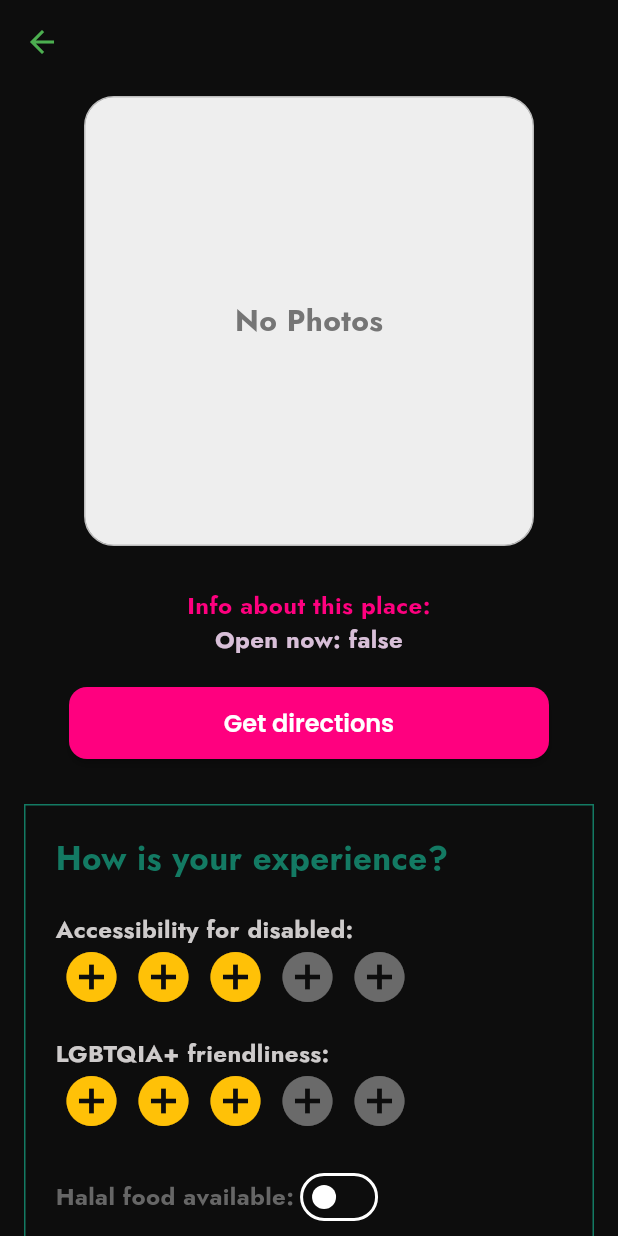
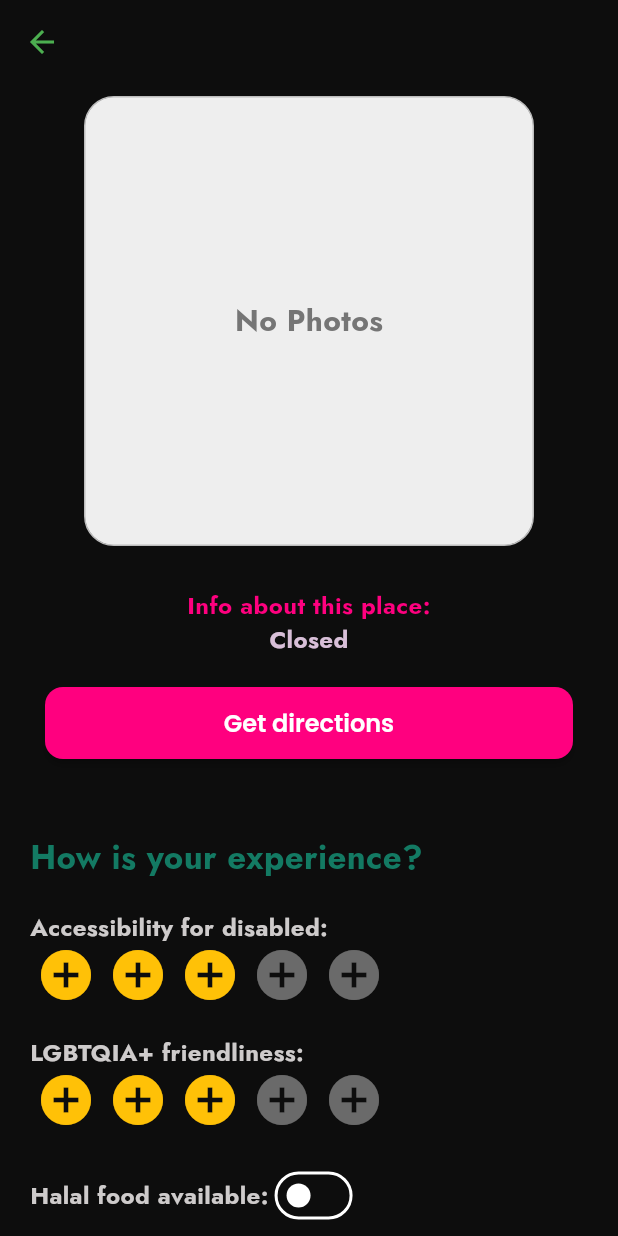
Before and after one commit to mc-ondros/we-all-belong, a Flutter app: the PreviewVenue screen opened directly with empty values, after a tap on "Get directions", on a phone screen of 412 x 824 dp. Run offline on Flutter 3.47's test engine with Material 3 defaults, Android fonts, the light colour scheme and no system bars; drawn by our look-alikes of flutter_rating_bar; our stand-ins replace cached_network_image, cloud_firestore, firebase_auth, firebase_core, firebase_storage, flutter_map and 9 more; missing offline and left inert: maps_launcher, safe_text; accounts and stored records are empty; network calls fail.

Commit message:
preview venue changes

```diff
--- a/we_all_belong/lib/features/preview_venue/preview_venue.dart
+++ b/we_all_belong/lib/features/preview_venue/preview_venue.dart
@@ -35,14 +35,37 @@ final PreviewVenueController previewVenueController = Get.put(PreviewVenueContro
 class _PreviewVenueState extends State<PreviewVenue> {
   late Future<List<ReviewModel>> _reviewsFuture;
   double _imageOpacity = 1.0;
+  double _appBarOpacity = 1.0;
+  ScrollController _scrollController = ScrollController();
+
+
   @override
   void initState() {
     super.initState();
     _reviewsFuture = PreviewVenueApi().fetchReviews(widget.id ?? '');
+    _scrollController.addListener(_scrollListener);
+  }
+  void _scrollListener() {
+    if (_scrollController.offset > 50) {
+      setState(() {
+        _appBarOpacity = 0.0;
+      });
+    } else {
+      setState(() {
+        _appBarOpacity = 1.0;
+      });
+    }
+  }
+  @override
+  void dispose() {
+    _scrollController.removeListener(_scrollListener);
+    _scrollController.dispose();
+    super.dispose();
   }
   void _onScroll(double offset){
     setState(() {
-      _imageOpacity = (1 - (offset - 200)).clamp(0.0, 1.0);
+      _imageOpacity = (1 - (offset - 300)).clamp(0.0, 1.0);
+      _appBarOpacity = (1 - (offset / 100)).clamp(0.0, 1.0);
     });
   }
 
@@ -50,7 +73,12 @@ class _PreviewVenueState extends State<PreviewVenue> {
   Widget build(BuildContext context) {
     return Scaffold(
       backgroundColor: GenericColors.background,
-      appBar: AppBar(
+      appBar: PreferredSize(
+        preferredSize: const Size.fromHeight(kToolbarHeight),
+        child: AnimatedOpacity(
+          opacity: _appBarOpacity,
+          duration: const Duration(milliseconds: 200),
+          child: AppBar(
             backgroundColor: Colors.transparent,
             elevation: 0,
             title: Text(
@@ -58,7 +86,7 @@ class _PreviewVenueState extends State<PreviewVenue> {
               style: GoogleFonts.jost(
                 fontSize: 20,
                 fontWeight: FontWeight.bold,
-            color: GenericColors.black,
+                color: GenericColors.almostWhite,
               ),
             ),
             leading: IconButton(
@@ -66,6 +94,8 @@ class _PreviewVenueState extends State<PreviewVenue> {
               onPressed: () {
                 Get.back();
               },
+            ),
+          ),
         ),
       ),
       body:NotificationListener<ScrollNotification>(
@@ -77,11 +107,12 @@ class _PreviewVenueState extends State<PreviewVenue> {
       },
 
       child: Padding(
-        padding: const EdgeInsets.symmetric(horizontal: 16.0),
+        padding: const EdgeInsets.symmetric(horizontal: 0.0),
         child: ListView(
+          controller: ScrollController(),
           children: [
             Padding(
-              padding: const EdgeInsets.all(8.0),
+              padding: const EdgeInsets.symmetric(vertical: 8.0),
               child: Center(
                 child: FutureBuilder<String?>(
                   future: GoogleMapsApi().getPlacePhotoUrl(widget.id ?? ''),
@@ -91,8 +122,8 @@ class _PreviewVenueState extends State<PreviewVenue> {
                      duration: const Duration(milliseconds: 200),
                        opacity: _imageOpacity,
                       child: SizedBox(
-                      width: 300,
-                      height: 300,
+                      width: MediaQuery.of(context).size.width,
+                      height: 400,
                       child: ClipRRect(
                         borderRadius: BorderRadius.circular(20),
                         child: Image.network(
@@ -157,8 +188,10 @@ class _PreviewVenueState extends State<PreviewVenue> {
               ),
               textAlign: TextAlign.center,
             ),
-            Text(
-              'Open now: ${widget.open_now}',
+            Visibility(
+              visible: widget.open_now??false,
+              replacement: Text(
+                'Closed',
                 style: GoogleFonts.jost(
                   textStyle: const TextStyle(
                     fontSize: 16,
@@ -167,6 +200,18 @@ class _PreviewVenueState extends State<PreviewVenue> {
                   ),
                 ),
                 textAlign: TextAlign.center,
+              ),
+              child: Text(
+                'Open now',
+                style: GoogleFonts.jost(
+                  textStyle: const TextStyle(
+                    fontSize: 16,
+                    fontWeight: FontWeight.bold,
+                    color: GenericColors.secondaryAccent,
+                  ),
+                ),
+                textAlign: TextAlign.center,
+              ),
             ),
             Padding(
               padding: const EdgeInsets.only(top: 20.0, bottom: 10, left: 30, right: 30),
@@ -186,6 +231,7 @@ class _PreviewVenueState extends State<PreviewVenue> {
                 textStyle: const TextStyle(
                   fontSize: 22,
                   fontWeight: FontWeight.bold,
+                  color: GenericColors.almostWhite,
                 ),
               ),
             ),
@@ -199,7 +245,7 @@ class _PreviewVenueState extends State<PreviewVenue> {
 
   Widget _buildReviewSection() {
     return Container(
-      decoration: BoxDecoration(border: Border.all(color: GenericColors.shadyGreen)),
+
       child: Padding(
         padding: const EdgeInsets.all(20.0),
         child: Column(
@@ -448,6 +494,7 @@ class _PreviewVenueState extends State<PreviewVenue> {
             textStyle: const TextStyle(
               fontSize: 16,
               fontWeight: FontWeight.bold,
+              color: GenericColors.almostWhite,
             ),
           ),
         ),
```
Lines whose indentation alone changed are shown as unchanged.
